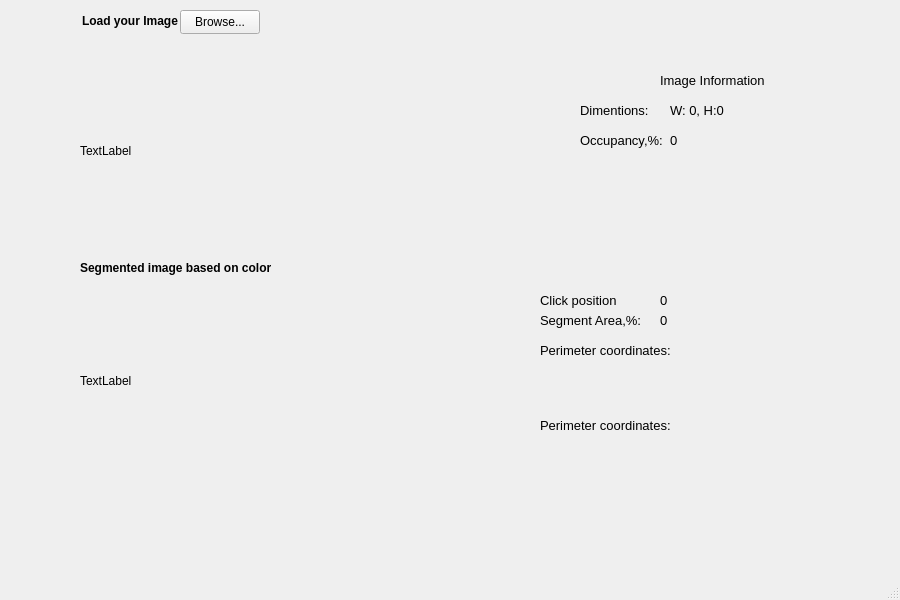
Qt form mainwindow.ui (vkusnezh/01062023) before a commit.
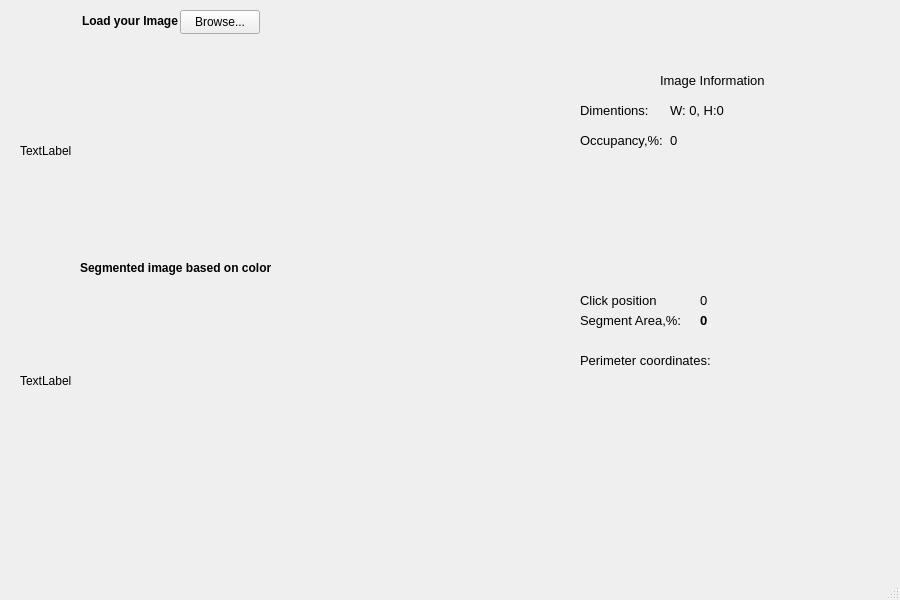
The same form after that commit.

```diff
--- a/mainwindow.ui
+++ b/mainwindow.ui
@@ -66,7 +66,7 @@
    <widget class="QLabel" name="label_pic">
     <property name="geometry">
      <rect>
-      <x>80</x>
+      <x>20</x>
       <y>50</y>
       <width>451</width>
       <height>201</height>
@@ -230,7 +230,7 @@
    <widget class="QLabel" name="label_7">
     <property name="geometry">
      <rect>
-      <x>540</x>
+      <x>580</x>
       <y>290</y>
       <width>91</width>
       <height>21</height>
@@ -254,7 +254,7 @@
    <widget class="QLabel" name="pDark_2">
     <property name="geometry">
      <rect>
-      <x>660</x>
+      <x>700</x>
       <y>290</y>
       <width>200</width>
       <height>21</height>
@@ -278,7 +278,7 @@
    <widget class="QLabel" name="pDark_3">
     <property name="geometry">
      <rect>
-      <x>660</x>
+      <x>700</x>
       <y>310</y>
       <width>200</width>
       <height>21</height>
@@ -293,6 +293,7 @@
     <property name="font">
      <font>
       <pointsize>10</pointsize>
+      <bold>true</bold>
      </font>
     </property>
     <property name="text">
@@ -302,7 +303,7 @@
    <widget class="QLabel" name="label_8">
     <property name="geometry">
      <rect>
-      <x>540</x>
+      <x>580</x>
       <y>310</y>
       <width>101</width>
       <height>21</height>
@@ -326,32 +327,36 @@
    <widget class="QLabel" name="pDark_4">
     <property name="geometry">
      <rect>
-      <x>540</x>
-      <y>360</y>
-      <width>191</width>
-      <height>131</height>
+      <x>729</x>
+      <y>330</y>
+      <width>151</width>
+      <height>231</height>
      </rect>
     </property>
     <property name="maximumSize">
      <size>
-      <width>200</width>
-      <height>500</height>
+      <width>300</width>
+      <height>700</height>
      </size>
     </property>
     <property name="font">
      <font>
       <pointsize>10</pointsize>
+      <bold>false</bold>
      </font>
     </property>
     <property name="text">
-     <string>Perimeter coordinates:</string>
+     <string/>
+    </property>
+    <property name="alignment">
+     <set>Qt::AlignHCenter|Qt::AlignTop</set>
     </property>
    </widget>
    <widget class="QLabel" name="label_9">
     <property name="geometry">
      <rect>
-      <x>540</x>
-      <y>340</y>
+      <x>580</x>
+      <y>350</y>
       <width>141</width>
       <height>21</height>
      </rect>
@@ -374,7 +379,7 @@
    <widget class="QLabel" name="label_pic_2">
     <property name="geometry">
      <rect>
-      <x>80</x>
+      <x>20</x>
       <y>280</y>
       <width>451</width>
       <height>201</height>
```
